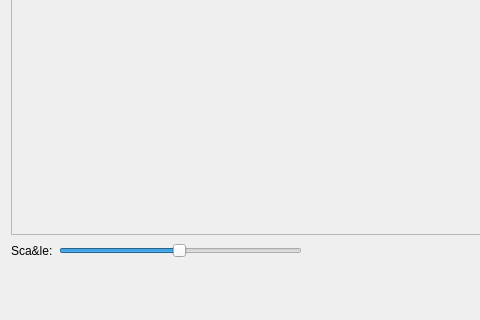
Above: src/gui/desktop/ui/faces_dialog.ui from Kicer86/photobroom before the change; both pictures show x 0 to 480 and y 280 to 600 of the 800 by 600 pixel window. Below: the same form after it.
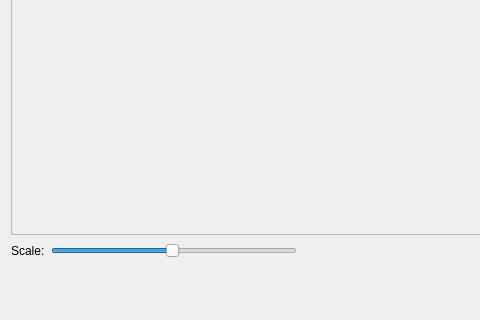
That is the form after the change. Custom widgets are drawn as their Qt base class.

Commit message: dropping ampersand

```diff
--- a/src/gui/desktop/ui/faces_dialog.ui
+++ b/src/gui/desktop/ui/faces_dialog.ui
@@ -127,7 +127,7 @@
      <item>
       <widget class="QLabel" name="label">
        <property name="text">
-        <string>Sca&amp;le:</string>
+        <string>Scale:</string>
        </property>
       </widget>
      </item>
```
